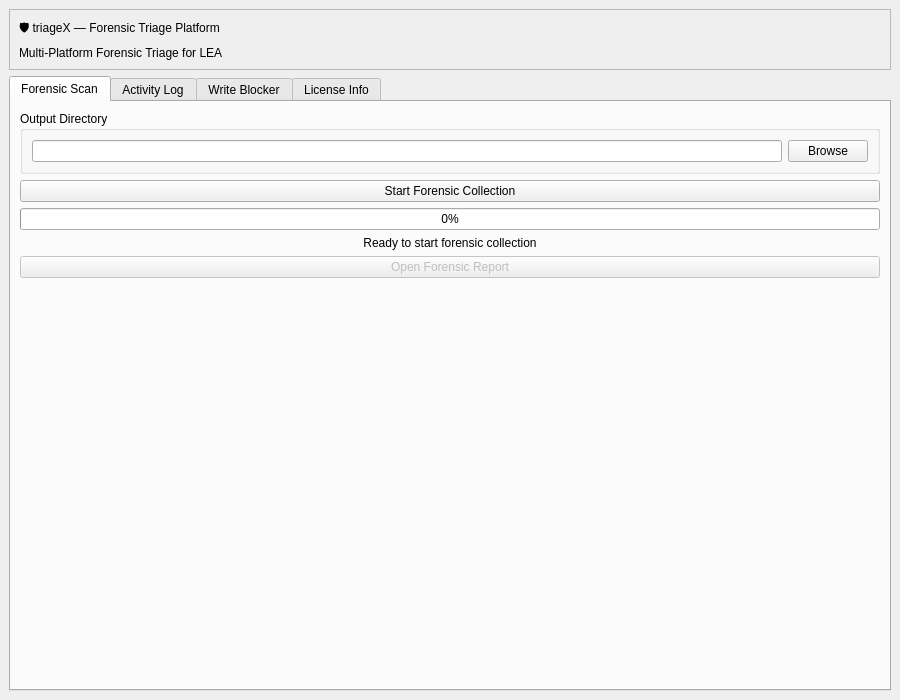
MaiPriyanshuHoooon/triageX, file ui/main_window.ui: the form before one commit.
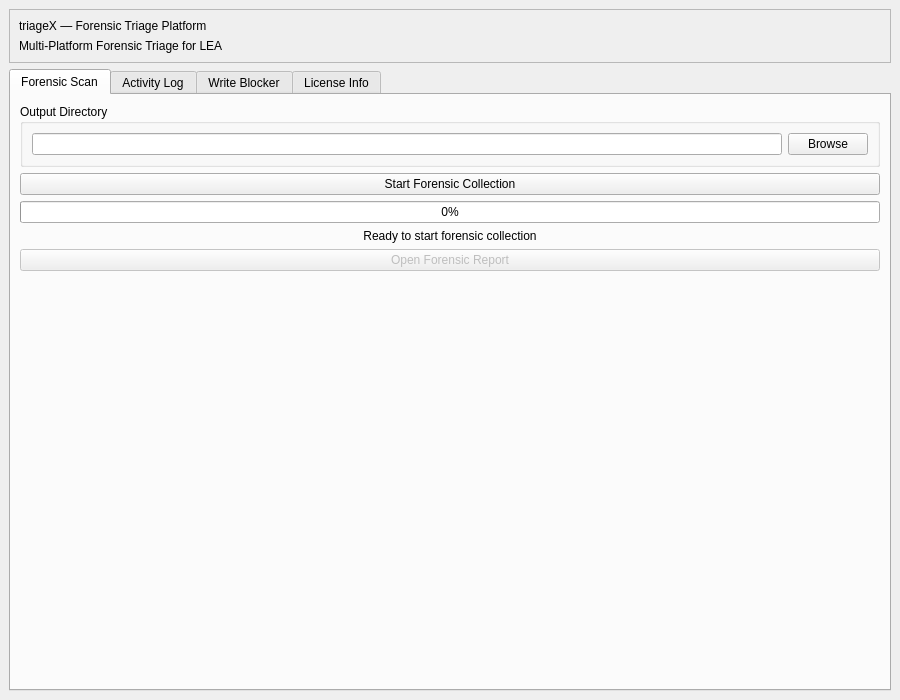
The form after the commit.

Commit message: feat: GUI for License Generation

```diff
--- a/ui/main_window.ui
+++ b/ui/main_window.ui
@@ -24,7 +24,7 @@
        <item>
         <widget class="QLabel" name="titleLabel">
          <property name="text">
-          <string>🛡️ triageX — Forensic Triage Platform</string>
+          <string>triageX — Forensic Triage Platform</string>
          </property>
         </widget>
        </item>
```
The commit also changes 5 other files.
